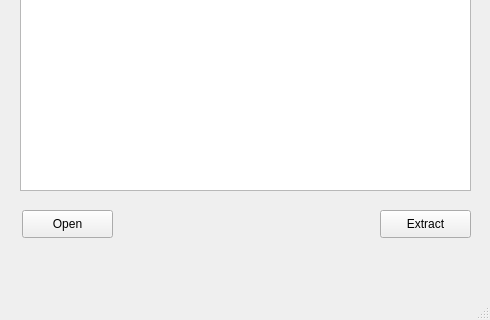
Before: the Qt Designer form soundextract.ui in SlawekNowy/civ6sndextractor_qt, drawn with Qt 5; both pictures show x 0 to 490 and y 280 to 600 of the 490 by 600 pixel window.
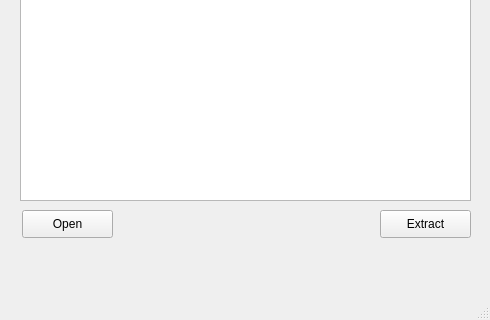
After: the same form once the commit is applied.

Commit message: Major memory optimalizations.

What changed in the file:
```diff
--- a/soundextract.ui
+++ b/soundextract.ui
@@ -14,19 +14,6 @@
    <string>Civilization VI Sound Bank Extractor</string>
   </property>
   <widget class="QWidget" name="centralwidget">
-   <widget class="QListWidget" name="soundWavesOpened">
-    <property name="geometry">
-     <rect>
-      <x>20</x>
-      <y>20</y>
-      <width>451</width>
-      <height>451</height>
-     </rect>
-    </property>
-    <property name="layoutMode">
-     <enum>QListView::SinglePass</enum>
-    </property>
-   </widget>
    <widget class="QPushButton" name="openButton">
     <property name="geometry">
      <rect>
@@ -53,6 +40,16 @@
      <string>Extract</string>
     </property>
    </widget>
+   <widget class="QListView" name="listView">
+    <property name="geometry">
+     <rect>
+      <x>20</x>
+      <y>20</y>
+      <width>451</width>
+      <height>461</height>
+     </rect>
+    </property>
+   </widget>
   </widget>
   <widget class="QMenuBar" name="menubar">
    <property name="geometry">
```
The commit also changes 2 other files.
